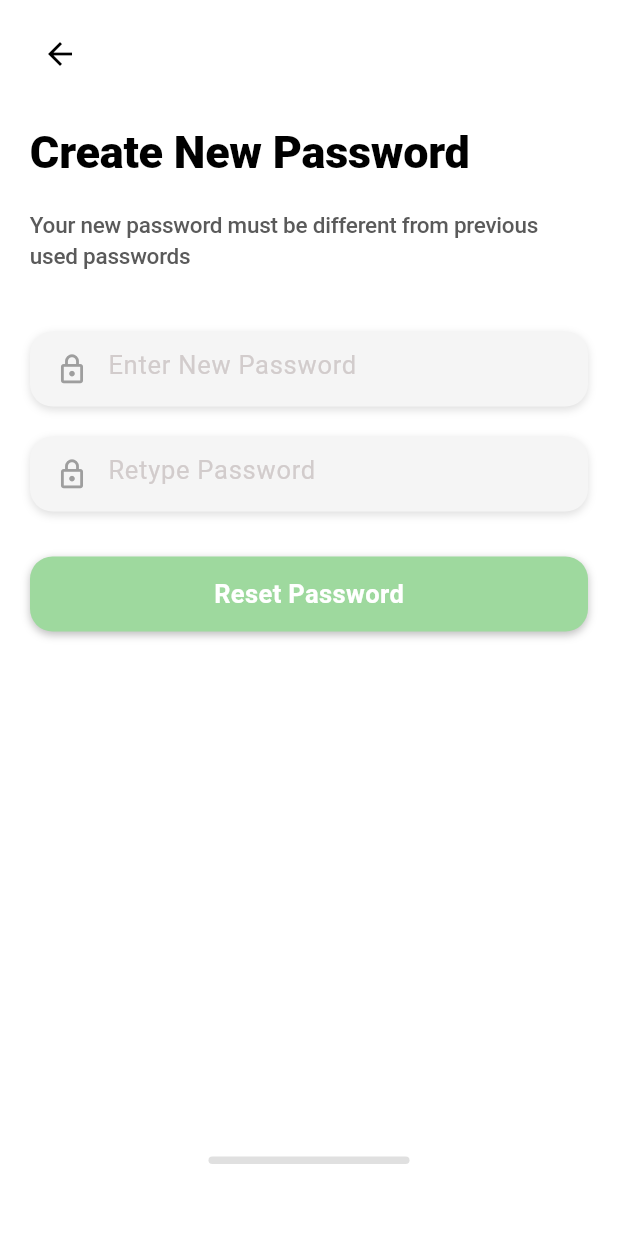
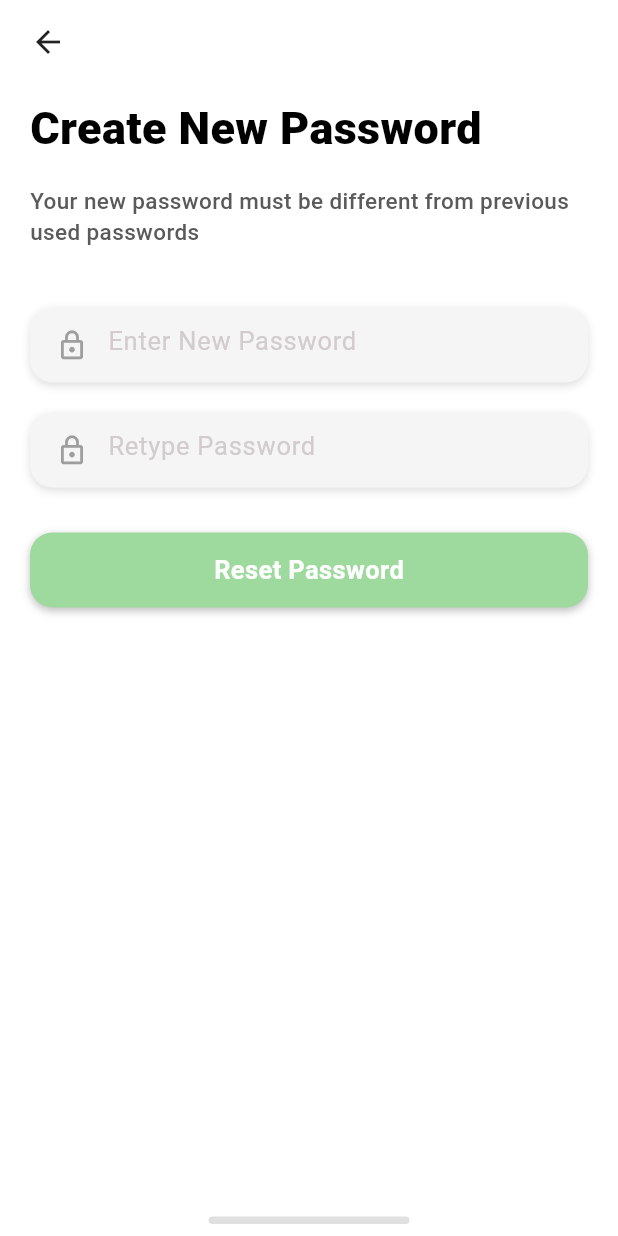
Before and after one commit to DrRhea/atap_bumi_apps, a Flutter app: the CreateNewPasswordScreen screen opened by its route, on a phone screen of 412 x 824 dp. Run offline on Flutter 3.47's test engine with Material 3 defaults, Android fonts, the phone set to English and light mode, and no system bars.

```diff
--- a/lib/screens/auth/create_new_password/create_new_password_screen.dart
+++ b/lib/screens/auth/create_new_password/create_new_password_screen.dart
@@ -8,135 +8,55 @@ class CreateNewPasswordScreen extends StatelessWidget {
     return Scaffold(
       backgroundColor: Colors.white,
       body: SafeArea(
-        child: SingleChildScrollView(
         child: Padding(
           padding: const EdgeInsets.symmetric(horizontal: 20.0),
           child: Column(
-              crossAxisAlignment: CrossAxisAlignment.start,
             children: [
-                // Status bar spacing
               const SizedBox(height: 16),
 
               // Back button
-                GestureDetector(
+              Align(
+                alignment: Alignment.centerLeft,
+                child: GestureDetector(
                   onTap: () => Navigator.pop(context),
-                  child: Container(
-                    width: 40,
-                    height: 40,
-                    alignment: Alignment.center,
-                    child: const Icon(
-                      Icons.arrow_back,
-                      size: 24,
-                      color: Colors.black,
-                    ),
+                  child: const Icon(Icons.arrow_back, size: 24),
                 ),
               ),
 
               const SizedBox(height: 24),
 
-                // Create New Password header
+              // Main content scrollable
+              Expanded(
+                child: SingleChildScrollView(
+                  child: Column(
+                    crossAxisAlignment: CrossAxisAlignment.start,
+                    children: [
                       const Text(
                         'Create New Password',
                         style: TextStyle(
                           color: Colors.black,
                           fontSize: 30,
                           fontWeight: FontWeight.w800,
-                    letterSpacing: -0.17,
                         ),
                       ),
-
                       const SizedBox(height: 16),
-
-                // Instruction text
                       const Text(
                         'Your new password must be different from previous used passwords',
                         style: TextStyle(
                           color: Color(0xFF5A5A5A),
                           fontSize: 15,
                           fontWeight: FontWeight.w500,
-                    letterSpacing: -0.17,
                         ),
                       ),
-
                       const SizedBox(height: 40),
 
-                // New Password input field
-                Container(
-                  width: double.infinity,
-                  height: 50,
-                  decoration: BoxDecoration(
-                    color: const Color(0xFFF5F5F5),
-                    borderRadius: BorderRadius.circular(15),
-                    boxShadow: const [
-                      BoxShadow(
-                        color: Color(0x20000000),
-                        blurRadius: 4,
-                        offset: Offset(0, 2),
-                      ),
-                    ],
-                  ),
-                  child: TextFormField(
-                    obscureText: true,
-                    decoration: const InputDecoration(
-                      border: InputBorder.none,
-                      contentPadding: EdgeInsets.symmetric(vertical: 15),
-                      prefixIcon: Padding(
-                        padding: EdgeInsets.only(left: 16.0, right: 8.0),
-                        child: Icon(
-                          Icons.lock_outlined,
-                          color: Color(0xFF9E9E9E),
-                          size: 22,
-                        ),
-                      ),
-                      hintText: 'Enter New Password',
-                      hintStyle: TextStyle(
-                        color: Color(0xFFD2CCCC),
-                        fontSize: 17,
-                        fontWeight: FontWeight.w400,
-                      ),
-                    ),
-                  ),
-                ),
+                      // New password field
+                      _buildPasswordField('Enter New Password'),
 
                       const SizedBox(height: 20),
 
-                // Retype Password input field
-                Container(
-                  width: double.infinity,
-                  height: 50,
-                  decoration: BoxDecoration(
-                    color: const Color(0xFFF5F5F5),
-                    borderRadius: BorderRadius.circular(15),
-                    boxShadow: const [
-                      BoxShadow(
-                        color: Color(0x20000000),
-                        blurRadius: 4,
-                        offset: Offset(0, 2),
-                      ),
-                    ],
-                  ),
-                  child: TextFormField(
-                    obscureText: true,
-                    decoration: const InputDecoration(
-                      border: InputBorder.none,
-                      contentPadding: EdgeInsets.symmetric(vertical: 15),
-                      prefixIcon: Padding(
-                        padding: EdgeInsets.only(left: 16.0, right: 8.0),
-                        child: Icon(
-                          Icons.lock_outlined,
-                          color: Color(0xFF9E9E9E),
-                          size: 22,
-                        ),
-                      ),
-                      hintText: 'Retype Password',
-                      hintStyle: TextStyle(
-                        color: Color(0xFFD2CCCC),
-                        fontSize: 17,
-                        fontWeight: FontWeight.w400,
-                      ),
-                    ),
-                  ),
-                ),
+                      // Retype password field
+                      _buildPasswordField('Retype Password'),
 
                       const SizedBox(height: 30),
 
@@ -154,7 +74,6 @@ class CreateNewPasswordScreen extends StatelessWidget {
                                 color: Color(0x40000000),
                                 blurRadius: 4,
                                 offset: Offset(0, 2),
-                          spreadRadius: 0,
                               ),
                             ],
                           ),
@@ -171,7 +90,11 @@ class CreateNewPasswordScreen extends StatelessWidget {
                         ),
                       ),
 
-                const SizedBox(height: 350), // Spacer to push indicator to bottom
+                      const SizedBox(height: 40),
+                    ],
+                  ),
+                ),
+              ),
 
               // Bottom indicator
               Center(
@@ -189,6 +112,44 @@ class CreateNewPasswordScreen extends StatelessWidget {
           ),
         ),
       ),
+    );
+  }
+
+  Widget _buildPasswordField(String hint) {
+    return Container(
+      width: double.infinity,
+      height: 50,
+      decoration: BoxDecoration(
+        color: const Color(0xFFF5F5F5),
+        borderRadius: BorderRadius.circular(15),
+        boxShadow: const [
+          BoxShadow(
+            color: Color(0x20000000),
+            blurRadius: 4,
+            offset: Offset(0, 2),
+          ),
+        ],
+      ),
+      child: TextFormField(
+        obscureText: true,
+        decoration: InputDecoration(
+          border: InputBorder.none,
+          contentPadding: const EdgeInsets.symmetric(vertical: 15),
+          prefixIcon: const Padding(
+            padding: EdgeInsets.only(left: 16.0, right: 8.0),
+            child: Icon(
+              Icons.lock_outlined,
+              color: Color(0xFF9E9E9E),
+              size: 22,
+            ),
+          ),
+          hintText: hint,
+          hintStyle: const TextStyle(
+            color: Color(0xFFD2CCCC),
+            fontSize: 17,
+            fontWeight: FontWeight.w400,
+          ),
+        ),
       ),
     );
   }
--- a/lib/screens/auth/sign_up/sign_up_screen.dart
+++ b/lib/screens/auth/sign_up/sign_up_screen.dart
@@ -5,20 +5,22 @@ class SignUpScreen extends StatelessWidget {
 
   @override
   Widget build(BuildContext context) {
+    // Get device height to calculate proportions
+    final deviceHeight = MediaQuery.of(context).size.height;
+
     return Scaffold(
-      backgroundColor: const Color(0xFFB5E0B5), // Light mint green background matching the image
+      backgroundColor: const Color(0xFFB5E0B5), // Light mint green background
       body: SafeArea(
-        child: SingleChildScrollView(
+        child: Column(
+          children: [
+            // Top mint green section (approximately 1/4 of screen)
+            Container(
+              height: deviceHeight * 0.25, // 1/4 of the screen height
+              padding: const EdgeInsets.symmetric(horizontal: 24.0),
               child: Column(
                 crossAxisAlignment: CrossAxisAlignment.start,
+                mainAxisAlignment: MainAxisAlignment.center,
                 children: [
-              // Header section with green background
-              Padding(
-                padding: const EdgeInsets.only(left: 24.0, right: 24.0, top: 60.0, bottom: 20.0),
-                child: Column(
-                  crossAxisAlignment: CrossAxisAlignment.start,
-                  children: [
-                    // Title section
                   const Text(
                     'Create Account',
                     style: TextStyle(
@@ -57,8 +59,9 @@ class SignUpScreen extends StatelessWidget {
               ),
             ),
 
-              // White container with form elements
-              Container(
+            // White container with form elements (approximately 3/4 of screen)
+            Expanded(
+              child: Container(
                 width: double.infinity,
                 decoration: BoxDecoration(
                   color: Colors.white,
@@ -74,6 +77,11 @@ class SignUpScreen extends StatelessWidget {
                     ),
                   ],
                 ),
+                child: Column(
+                  children: [
+                    // Scrollable content area
+                    Expanded(
+                      child: SingleChildScrollView(
                         child: Padding(
                           padding: const EdgeInsets.all(24.0),
                           child: Column(
@@ -365,11 +373,16 @@ class SignUpScreen extends StatelessWidget {
                                   ],
                                 ),
                               ),
+                            ],
+                          ),
+                        ),
+                      ),
+                    ),
 
-                      const SizedBox(height: 30),
-
-                      // Small line at bottom
-                      Container(
+                    // Bottom bar - fixed at the bottom
+                    Padding(
+                      padding: const EdgeInsets.only(bottom: 10.0),
+                      child: Container(
                         width: 60,
                         height: 4,
                         decoration: BoxDecoration(
@@ -377,8 +390,7 @@ class SignUpScreen extends StatelessWidget {
                           borderRadius: BorderRadius.circular(2),
                         ),
                       ),
-
-                      const SizedBox(height: 20),
+                    ),
                   ],
                 ),
               ),
@@ -386,7 +398,6 @@ class SignUpScreen extends StatelessWidget {
           ],
         ),
       ),
-      ),
     );
   }
 }
```
Lines whose indentation alone changed are shown as unchanged.
